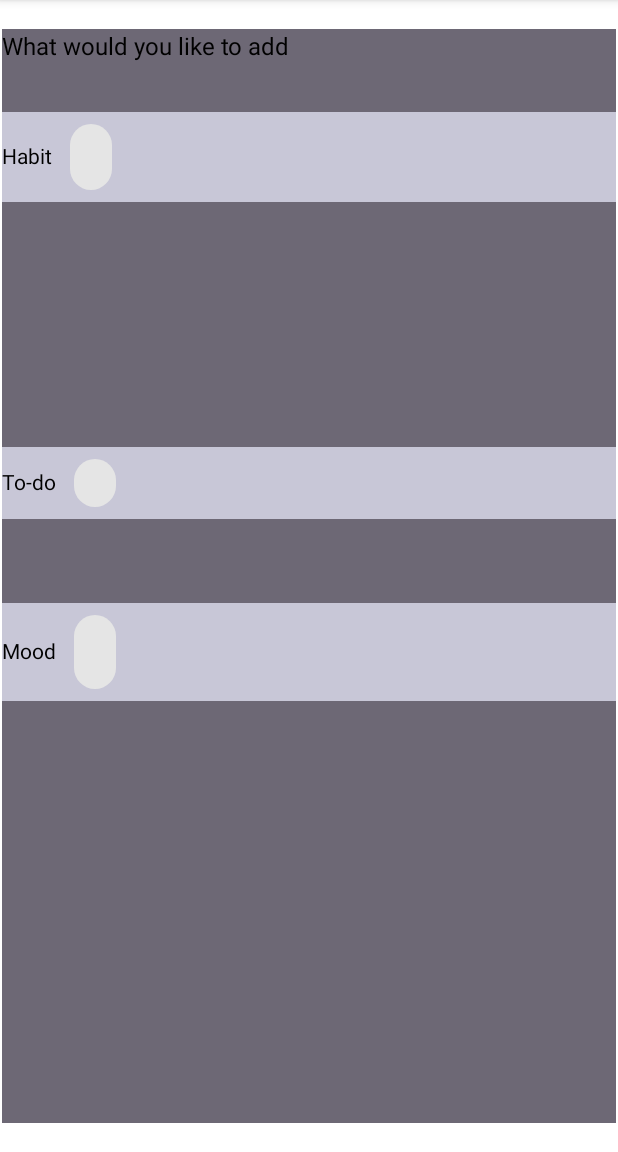
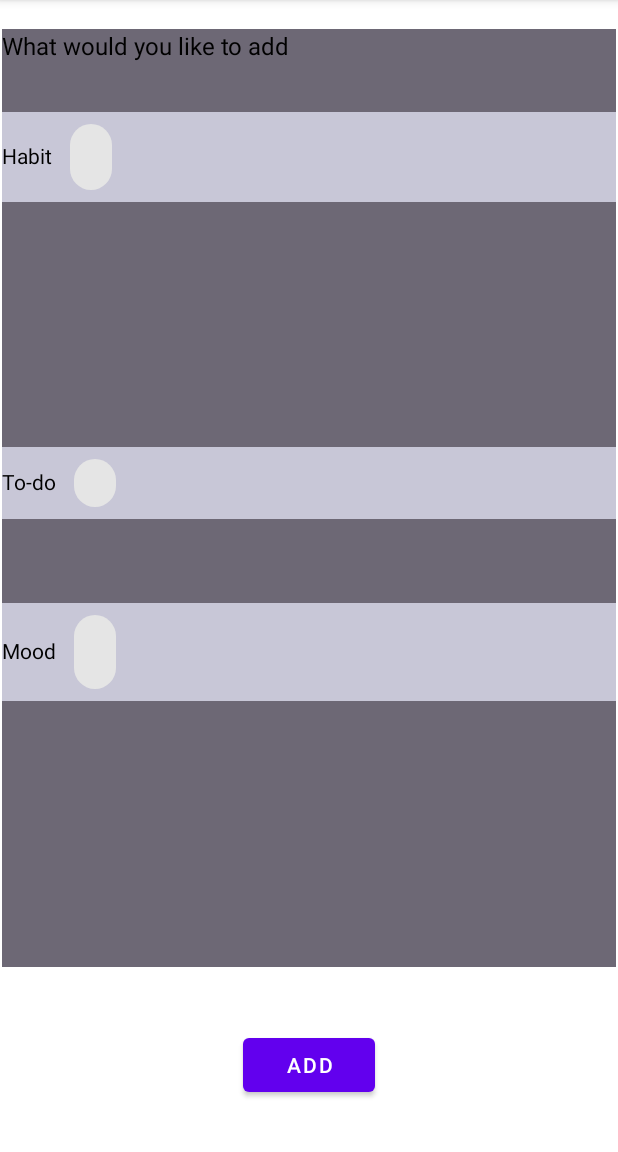
Before and after one commit to VeressIris/ITfest, an Android app: the TrackFragment screen opened directly, with no data from a screen before it, on a phone screen of 412 x 824 dp, the part 84-1236 px from its top. Run offline under Robolectric (Android 15) with nearby library versions, the phone set to English and light mode, and no system bars.

Commit message:
added save task bttn

```diff
--- a/app/src/main/res/layout/activity_track_fragment.xml
+++ b/app/src/main/res/layout/activity_track_fragment.xml
@@ -1,6 +1,5 @@
 <?xml version="1.0" encoding="utf-8"?>
-<androidx.constraintlayout.widget.ConstraintLayout
-    xmlns:android="http://schemas.android.com/apk/res/android"
+<androidx.constraintlayout.widget.ConstraintLayout xmlns:android="http://schemas.android.com/apk/res/android"
     xmlns:app="http://schemas.android.com/apk/res-auto"
     xmlns:tools="http://schemas.android.com/tools"
     android:id="@+id/main"
@@ -9,6 +8,7 @@
     tools:context=".TrackFragment">
 
     <LinearLayout
+        android:id="@+id/linearLayout"
         android:layout_width="409dp"
         android:layout_height="729dp"
         android:layout_marginStart="1dp"
@@ -33,7 +33,7 @@
         <LinearLayout
             android:id="@+id/trackContainer"
             android:layout_width="match_parent"
-            android:layout_height="match_parent"
+            android:layout_height="570dp"
             android:background="#6D6875"
             android:orientation="vertical">
 
@@ -281,4 +281,15 @@
         </LinearLayout>
 
     </LinearLayout>
+
+    <Button
+        android:id="@+id/addBttn"
+        android:layout_width="wrap_content"
+        android:layout_height="wrap_content"
+        android:layout_marginBottom="34dp"
+        android:text="Add"
+        app:layout_constraintBottom_toBottomOf="parent"
+        app:layout_constraintEnd_toEndOf="parent"
+        app:layout_constraintStart_toStartOf="parent" />
+
 </androidx.constraintlayout.widget.ConstraintLayout>
```
